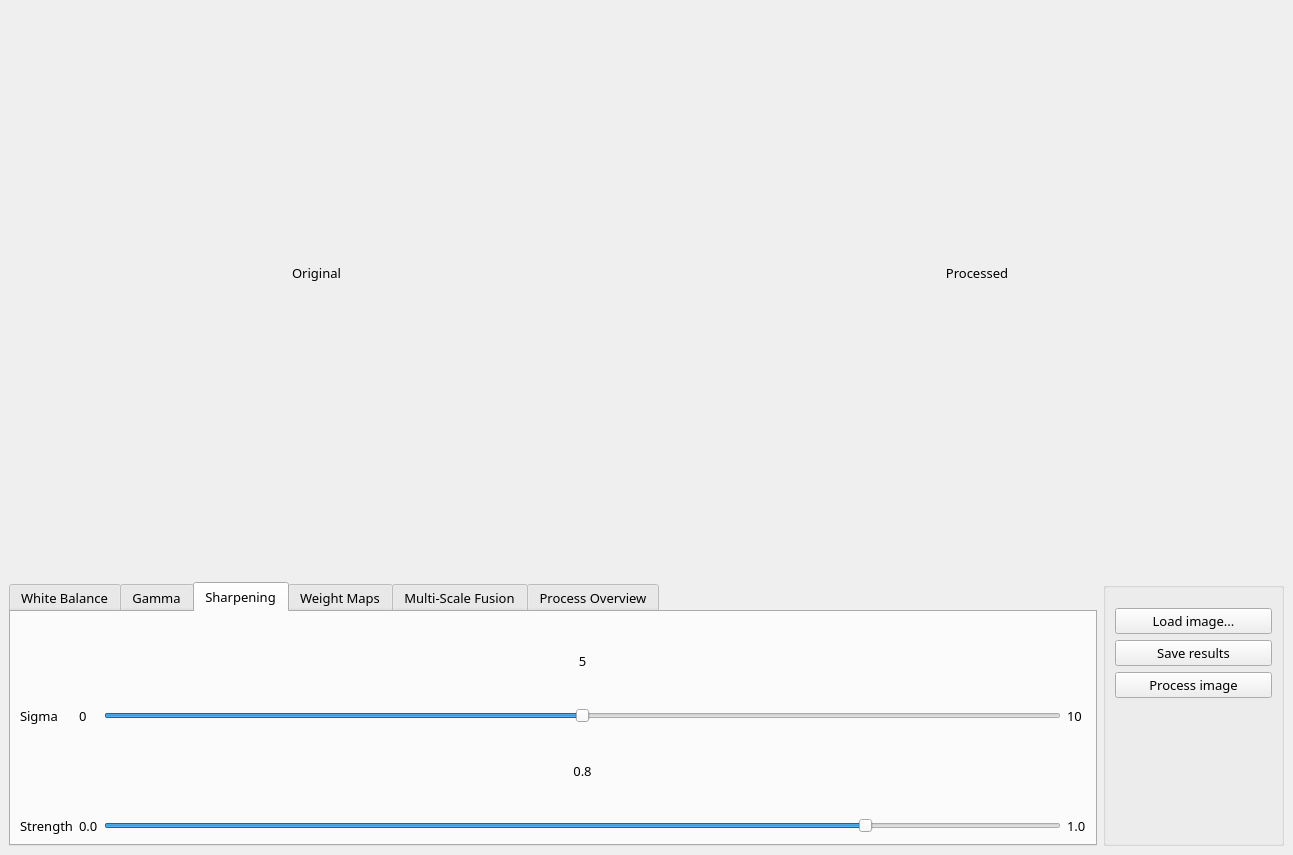
ajudge00/underwater_comparator, file image1.ui: the form before one commit.
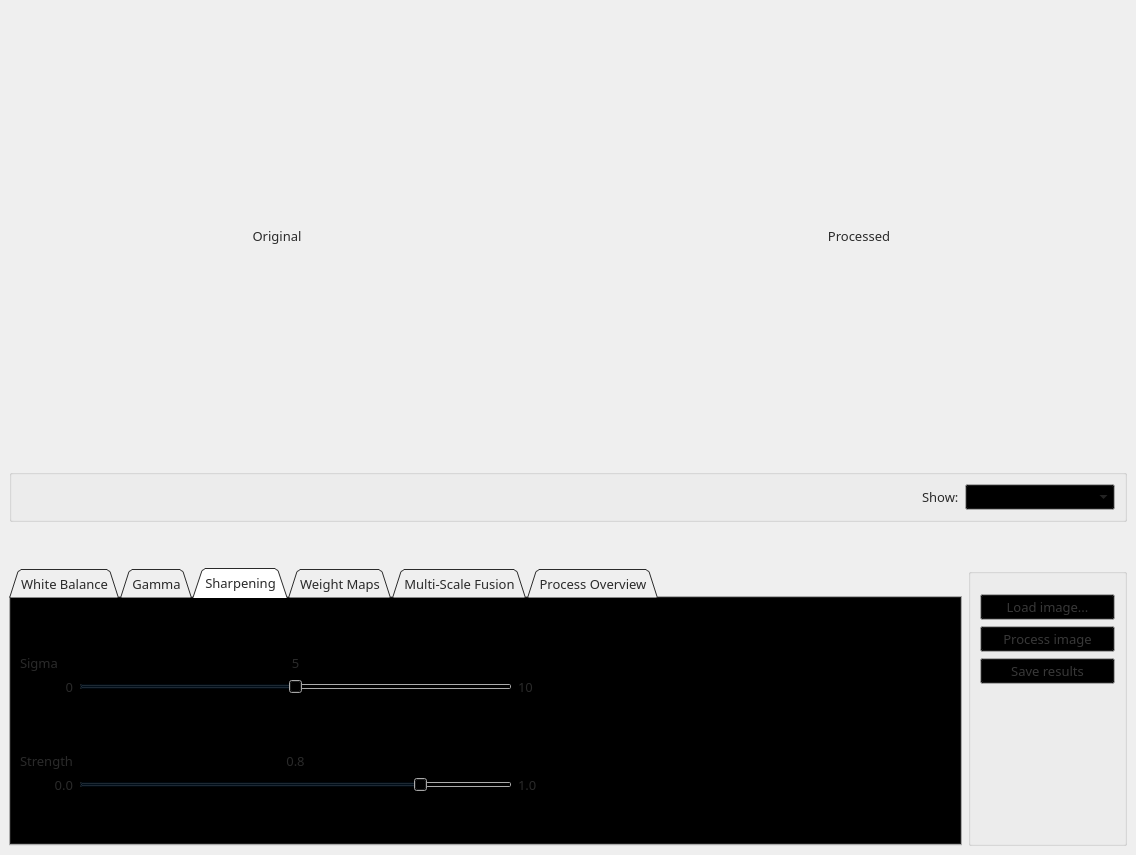
The form after the commit. The open tabs and pages were chosen to show the change.

The edit to the form file:
```diff
--- a/image1.ui
+++ b/image1.ui
@@ -6,7 +6,7 @@
    <rect>
     <x>0</x>
     <y>0</y>
-    <width>1293</width>
+    <width>1136</width>
     <height>855</height>
    </rect>
   </property>
@@ -14,29 +14,401 @@
    <string>MainWindow</string>
   </property>
   <widget class="QWidget" name="centralwidget">
+   <property name="palette">
+    <palette>
+     <active>
+      <colorrole role="WindowText">
+       <brush brushstyle="SolidPattern">
+        <color alpha="255">
+         <red>42</red>
+         <green>42</green>
+         <blue>42</blue>
+        </color>
+       </brush>
+      </colorrole>
+      <colorrole role="Button">
+       <brush brushstyle="SolidPattern">
+        <color alpha="255">
+         <red>0</red>
+         <green>0</green>
+         <blue>0</blue>
+        </color>
+       </brush>
+      </colorrole>
+      <colorrole role="Text">
+       <brush brushstyle="SolidPattern">
+        <color alpha="255">
+         <red>66</red>
+         <green>66</green>
+         <blue>66</blue>
+        </color>
+       </brush>
+      </colorrole>
+      <colorrole role="BrightText">
+       <brush brushstyle="SolidPattern">
+        <color alpha="255">
+         <red>35</red>
+         <green>35</green>
+         <blue>35</blue>
+        </color>
+       </brush>
+      </colorrole>
+      <colorrole role="ButtonText">
+       <brush brushstyle="SolidPattern">
+        <color alpha="255">
+         <red>56</red>
+         <green>56</green>
+         <blue>56</blue>
+        </color>
+       </brush>
+      </colorrole>
+      <colorrole role="Highlight">
+       <brush brushstyle="SolidPattern">
+        <color alpha="255">
+         <red>0</red>
+         <green>11</green>
+         <blue>21</blue>
+        </color>
+       </brush>
+      </colorrole>
+      <colorrole role="HighlightedText">
+       <brush brushstyle="SolidPattern">
+        <color alpha="255">
+         <red>43</red>
+         <green>43</green>
+         <blue>43</blue>
+        </color>
+       </brush>
+      </colorrole>
+      <colorrole role="Link">
+       <brush brushstyle="SolidPattern">
+        <color alpha="255">
+         <red>0</red>
+         <green>0</green>
+         <blue>45</blue>
+        </color>
+       </brush>
+      </colorrole>
+      <colorrole role="LinkVisited">
+       <brush brushstyle="SolidPattern">
+        <color alpha="255">
+         <red>56</red>
+         <green>0</green>
+         <blue>56</blue>
+        </color>
+       </brush>
+      </colorrole>
+      <colorrole role="AlternateBase">
+       <brush brushstyle="SolidPattern">
+        <color alpha="255">
+         <red>34</red>
+         <green>34</green>
+         <blue>34</blue>
+        </color>
+       </brush>
+      </colorrole>
+      <colorrole role="NoRole">
+       <brush brushstyle="SolidPattern">
+        <color alpha="255">
+         <red>59</red>
+         <green>59</green>
+         <blue>59</blue>
+        </color>
+       </brush>
+      </colorrole>
+      <colorrole role="ToolTipBase">
+       <brush brushstyle="SolidPattern">
+        <color alpha="255">
+         <red>49</red>
+         <green>49</green>
+         <blue>49</blue>
+        </color>
+       </brush>
+      </colorrole>
+      <colorrole role="ToolTipText">
+       <brush brushstyle="SolidPattern">
+        <color alpha="255">
+         <red>71</red>
+         <green>71</green>
+         <blue>71</blue>
+        </color>
+       </brush>
+      </colorrole>
+      <colorrole role="PlaceholderText">
+       <brush brushstyle="SolidPattern">
+        <color alpha="128">
+         <red>45</red>
+         <green>45</green>
+         <blue>45</blue>
+        </color>
+       </brush>
+      </colorrole>
+     </active>
+     <inactive>
+      <colorrole role="WindowText">
+       <brush brushstyle="SolidPattern">
+        <color alpha="255">
+         <red>42</red>
+         <green>42</green>
+         <blue>42</blue>
+        </color>
+       </brush>
+      </colorrole>
+      <colorrole role="Button">
+       <brush brushstyle="SolidPattern">
+        <color alpha="255">
+         <red>0</red>
+         <green>0</green>
+         <blue>0</blue>
+        </color>
+       </brush>
+      </colorrole>
+      <colorrole role="Text">
+       <brush brushstyle="SolidPattern">
+        <color alpha="255">
+         <red>66</red>
+         <green>66</green>
+         <blue>66</blue>
+        </color>
+       </brush>
+      </colorrole>
+      <colorrole role="BrightText">
+       <brush brushstyle="SolidPattern">
+        <color alpha="255">
+         <red>35</red>
+         <green>35</green>
+         <blue>35</blue>
+        </color>
+       </brush>
+      </colorrole>
+      <colorrole role="ButtonText">
+       <brush brushstyle="SolidPattern">
+        <color alpha="255">
+         <red>56</red>
+         <green>56</green>
+         <blue>56</blue>
+        </color>
+       </brush>
+      </colorrole>
+      <colorrole role="Highlight">
+       <brush brushstyle="SolidPattern">
+        <color alpha="255">
+         <red>0</red>
+         <green>11</green>
+         <blue>21</blue>
+        </color>
+       </brush>
+      </colorrole>
+      <colorrole role="HighlightedText">
+       <brush brushstyle="SolidPattern">
+        <color alpha="255">
+         <red>43</red>
+         <green>43</green>
+         <blue>43</blue>
+        </color>
+       </brush>
+      </colorrole>
+      <colorrole role="Link">
+       <brush brushstyle="SolidPattern">
+        <color alpha="255">
+         <red>0</red>
+         <green>0</green>
+         <blue>45</blue>
+        </color>
+       </brush>
+      </colorrole>
+      <colorrole role="LinkVisited">
+       <brush brushstyle="SolidPattern">
+        <color alpha="255">
+         <red>56</red>
+         <green>0</green>
+         <blue>56</blue>
+        </color>
+       </brush>
+      </colorrole>
+      <colorrole role="AlternateBase">
+       <brush brushstyle="SolidPattern">
+        <color alpha="255">
+         <red>34</red>
+         <green>34</green>
+         <blue>34</blue>
+        </color>
+       </brush>
+      </colorrole>
+      <colorrole role="NoRole">
+       <brush brushstyle="SolidPattern">
+        <color alpha="255">
+         <red>59</red>
+         <green>59</green>
+         <blue>59</blue>
+        </color>
+       </brush>
+      </colorrole>
+      <colorrole role="ToolTipBase">
+       <brush brushstyle="SolidPattern">
+        <color alpha="255">
+         <red>49</red>
+         <green>49</green>
+         <blue>49</blue>
+        </color>
+       </brush>
+      </colorrole>
+      <colorrole role="ToolTipText">
+       <brush brushstyle="SolidPattern">
+        <color alpha="255">
+         <red>71</red>
+         <green>71</green>
+         <blue>71</blue>
+        </color>
+       </brush>
+      </colorrole>
+      <colorrole role="PlaceholderText">
+       <brush brushstyle="SolidPattern">
+        <color alpha="128">
+         <red>45</red>
+         <green>45</green>
+         <blue>45</blue>
+        </color>
+       </brush>
+      </colorrole>
+     </inactive>
+     <disabled>
+      <colorrole role="WindowText">
+       <brush brushstyle="SolidPattern">
+        <color alpha="255">
+         <red>115</red>
+         <green>115</green>
+         <blue>115</blue>
+        </color>
+       </brush>
+      </colorrole>
+      <colorrole role="Button">
+       <brush brushstyle="SolidPattern">
+        <color alpha="255">
+         <red>0</red>
+         <green>0</green>
+         <blue>0</blue>
+        </color>
+       </brush>
+      </colorrole>
+      <colorrole role="Text">
+       <brush brushstyle="SolidPattern">
+        <color alpha="255">
+         <red>115</red>
+         <green>115</green>
+         <blue>115</blue>
+        </color>
+       </brush>
+      </colorrole>
+      <colorrole role="BrightText">
+       <brush brushstyle="SolidPattern">
+        <color alpha="255">
+         <red>35</red>
+         <green>35</green>
+         <blue>35</blue>
+        </color>
+       </brush>
+      </colorrole>
+      <colorrole role="ButtonText">
+       <brush brushstyle="SolidPattern">
+        <color alpha="255">
+         <red>115</red>
+         <green>115</green>
+         <blue>115</blue>
+        </color>
+       </brush>
+      </colorrole>
+      <colorrole role="Highlight">
+       <brush brushstyle="SolidPattern">
+        <color alpha="255">
+         <red>0</red>
+         <green>120</green>
+         <blue>215</blue>
+        </color>
+       </brush>
+      </colorrole>
+      <colorrole role="HighlightedText">
+       <brush brushstyle="SolidPattern">
+        <color alpha="255">
+         <red>43</red>
+         <green>43</green>
+         <blue>43</blue>
+        </color>
+       </brush>
+      </colorrole>
+      <colorrole role="Link">
+       <brush brushstyle="SolidPattern">
+        <color alpha="255">
+         <red>0</red>
+         <green>0</green>
+         <blue>45</blue>
+        </color>
+       </brush>
+      </colorrole>
+      <colorrole role="LinkVisited">
+       <brush brushstyle="SolidPattern">
+        <color alpha="255">
+         <red>56</red>
+         <green>0</green>
+         <blue>56</blue>
+        </color>
+       </brush>
+      </colorrole>
+      <colorrole role="AlternateBase">
+       <brush brushstyle="SolidPattern">
+        <color alpha="255">
+         <red>34</red>
+         <green>34</green>
+         <blue>34</blue>
+        </color>
+       </brush>
+      </colorrole>
+      <colorrole role="NoRole">
+       <brush brushstyle="SolidPattern">
+        <color alpha="255">
+         <red>59</red>
+         <green>59</green>
+         <blue>59</blue>
+        </color>
+       </brush>
+      </colorrole>
+      <colorrole role="ToolTipBase">
+       <brush brushstyle="SolidPattern">
+        <color alpha="255">
+         <red>49</red>
+         <green>49</green>
+         <blue>49</blue>
+        </color>
+       </brush>
+      </colorrole>
+      <colorrole role="ToolTipText">
+       <brush brushstyle="SolidPattern">
+        <color alpha="255">
+         <red>71</red>
+         <green>71</green>
+         <blue>71</blue>
+        </color>
+       </brush>
+      </colorrole>
+      <colorrole role="PlaceholderText">
+       <brush brushstyle="SolidPattern">
+        <color alpha="128">
+         <red>45</red>
+         <green>45</green>
+         <blue>45</blue>
+        </color>
+       </brush>
+      </colorrole>
+     </disabled>
+    </palette>
+   </property>
    <property name="font">
     <font>
      <family>Montserrat Medium</family>
      <pointsize>10</pointsize>
     </font>
    </property>
-   <layout class="QGridLayout" name="gridLayout" rowstretch="4,0,2">
-    <item row="1" column="0">
-     <spacer name="verticalSpacer">
-      <property name="orientation">
-       <enum>Qt::Vertical</enum>
-      </property>
-      <property name="sizeType">
-       <enum>QSizePolicy::Fixed</enum>
-      </property>
-      <property name="sizeHint" stdset="0">
-       <size>
-        <width>20</width>
-        <height>40</height>
-       </size>
-      </property>
-     </spacer>
-    </item>
+   <layout class="QGridLayout" name="gridLayout" rowstretch="4,0,0,0">
     <item row="0" column="0">
      <layout class="QHBoxLayout" name="horizontalLayout_5">
       <item>
@@ -89,7 +461,7 @@
       </item>
      </layout>
     </item>
-    <item row="2" column="0">
+    <item row="3" column="0">
      <layout class="QHBoxLayout" name="horizontalLayout" stretch="6,1">
       <item>
        <widget class="QTabWidget" name="tabWidget">
@@ -105,6 +477,12 @@
           <height>500</height>
          </size>
         </property>
+        <property name="tabPosition">
+         <enum>QTabWidget::North</enum>
+        </property>
+        <property name="tabShape">
+         <enum>QTabWidget::Triangular</enum>
+        </property>
         <property name="currentIndex">
          <number>0</number>
         </property>
@@ -343,9 +721,18 @@
          <attribute name="title">
           <string>Sharpening</string>
          </attribute>
-         <layout class="QGridLayout" name="gridLayout_5">
+         <layout class="QGridLayout" name="gridLayout_5" rowstretch="0,0,0,0,0,0,0" columnstretch="0,0,3,2,1">
+          <property name="verticalSpacing">
+           <number>0</number>
+          </property>
           <item row="2" column="2">
            <widget class="QSlider" name="slider_sigma">
+            <property name="sizePolicy">
+             <sizepolicy hsizetype="Expanding" vsizetype="Preferred">
+              <horstretch>0</horstretch>
+              <verstretch>0</verstretch>
+             </sizepolicy>
+            </property>
             <property name="maximum">
              <number>10</number>
             </property>
@@ -360,39 +747,31 @@
             </property>
            </widget>
           </item>
-          <item row="4" column="1">
-           <widget class="QLabel" name="label_13">
+          <item row="2" column="1">
+           <widget class="QLabel" name="label_12">
             <property name="text">
-             <string>0.0</string>
+             <string>0</string>
+            </property>
+            <property name="alignment">
+             <set>Qt::AlignRight|Qt::AlignTrailing|Qt::AlignVCenter</set>
             </property>
            </widget>
           </item>
-          <item row="4" column="3">
+          <item row="5" column="3">
            <widget class="QLabel" name="label_15">
             <property name="text">
              <string>1.0</string>
             </property>
            </widget>
           </item>
-          <item row="4" column="0">
-           <widget class="QLabel" name="label_11">
-            <property name="text">
-             <string>Strength</string>
-            </property>
-           </widget>
-          </item>
-          <item row="1" column="2">
-           <widget class="QLabel" name="label_sigma">
-            <property name="text">
-             <string>5</string>
-            </property>
-            <property name="alignment">
-             <set>Qt::AlignCenter</set>
-            </property>
-           </widget>
-          </item>
-          <item row="3" column="2">
+          <item row="4" column="2">
            <widget class="QLabel" name="label_strength">
+            <property name="minimumSize">
+             <size>
+              <width>0</width>
+              <height>30</height>
+             </size>
+            </property>
             <property name="text">
              <string>0.8</string>
             </property>
@@ -401,30 +780,25 @@
             </property>
            </widget>
           </item>
-          <item row="4" column="2">
-           <widget class="QSlider" name="slider_strength">
-            <property name="maximum">
-             <number>100</number>
+          <item row="1" column="2">
+           <widget class="QLabel" name="label_sigma">
+            <property name="sizePolicy">
+             <sizepolicy hsizetype="Preferred" vsizetype="Preferred">
+              <horstretch>100</horstretch>
+              <verstretch>0</verstretch>
+             </sizepolicy>
             </property>
-            <property name="value">
-             <number>80</number>
+            <property name="minimumSize">
+             <size>
+              <width>0</width>
+              <height>30</height>
+             </size>
             </property>
-            <property name="orientation">
-             <enum>Qt::Horizontal</enum>
-            </property>
-           </widget>
-          </item>
-          <item row="2" column="0">
-           <widget class="QLabel" name="label_10">
             <property name="text">
-             <string>Sigma</string>
+             <string>5</string>
             </property>
-           </widget>
-          </item>
-          <item row="2" column="1">
-           <widget class="QLabel" name="label_12">
-            <property name="text">
-             <string>0</string>
+            <property name="alignment">
+             <set>Qt::AlignCenter</set>
             </property>
            </widget>
           </item>
@@ -435,6 +809,107 @@
             </property>
            </widget>
           </item>
+          <item row="4" column="1">
+           <widget class="QLabel" name="label_11">
+            <property name="text">
+             <string>Strength</string>
+            </property>
+           </widget>
+          </item>
+          <item row="5" column="1">
+           <widget class="QLabel" name="label_13">
+            <property name="text">
+             <string>0.0</string>
+            </property>
+            <property name="alignment">
+             <set>Qt::AlignRight|Qt::AlignTrailing|Qt::AlignVCenter</set>
+            </property>
+           </widget>
+          </item>
+          <item row="1" column="1">
+           <widget class="QLabel" name="label_10">
+            <property name="text">
+             <string>Sigma</string>
+            </property>
+           </widget>
+          </item>
+          <item row="1" column="4">
+           <spacer name="horizontalSpacer_4">
+            <property name="orientation">
+             <enum>Qt::Horizontal</enum>
+            </property>
+            <property name="sizeType">
+             <enum>QSizePolicy::Expanding</enum>
+            </property>
+            <property name="sizeHint" stdset="0">
+             <size>
+              <width>40</width>
+              <height>20</height>
+             </size>
+            </property>
+           </spacer>
+          </item>
+          <item row="5" column="2">
+           <widget class="QSlider" name="slider_strength">
+            <property name="sizePolicy">
+             <sizepolicy hsizetype="Expanding" vsizetype="Preferred">
+              <horstretch>0</horstretch>
+              <verstretch>0</verstretch>
+             </sizepolicy>
+            </property>
+            <property name="maximum">
+             <number>100</number>
+            </property>
+            <property name="value">
+             <number>80</number>
+            </property>
+            <property name="orientation">
+             <enum>Qt::Horizontal</enum>
+            </property>
+           </widget>
+          </item>
+          <item row="3" column="2">
+           <spacer name="verticalSpacer_4">
+            <property name="orientation">
+             <enum>Qt::Vertical</enum>
+            </property>
+            <property name="sizeType">
+             <enum>QSizePolicy::MinimumExpanding</enum>
+            </property>
+            <property name="sizeHint" stdset="0">
+             <size>
+              <width>20</width>
+              <height>50</height>
+             </size>
+            </property>
+           </spacer>
+          </item>
+          <item row="0" column="2">
+           <spacer name="verticalSpacer_5">
+            <property name="orientation">
+             <enum>Qt::Vertical</enum>
+            </property>
+            <property name="sizeHint" stdset="0">
+             <size>
+              <width>20</width>
+              <height>40</height>
+             </size>
+            </property>
+           </spacer>
+          </item>
+          <item row="6" column="2">
+           <spacer name="verticalSpacer_6">
+            <property name="orientation">
+             <enum>Qt::Vertical</enum>
+            </property>
+            <property name="sizeHint" stdset="0">
+             <size>
+              <width>20</width>
+              <height>40</height>
+             </size>
+            </property>
+           </spacer>
+          </item>
          </layout>
         </widget>
         <widget class="QWidget" name="tab_4">
@@ -547,13 +1022,6 @@
            </property>
           </widget>
          </item>
-         <item>
-          <widget class="QPushButton" name="button_save">
-           <property name="text">
-            <string>Save results</string>
-           </property>
-          </widget>
-         </item>
          <item>
           <widget class="QPushButton" name="button_process">
            <property name="text">
@@ -561,6 +1029,13 @@
            </property>
           </widget>
          </item>
+         <item>
+          <widget class="QPushButton" name="button_save">
+           <property name="text">
+            <string>Save results</string>
+           </property>
+          </widget>
+         </item>
          <item>
           <spacer name="verticalSpacer_2">
            <property name="orientation">
@@ -579,6 +1054,73 @@
       </item>
      </layout>
     </item>
+    <item row="2" column="0">
+     <spacer name="verticalSpacer">
+      <property name="orientation">
+       <enum>Qt::Vertical</enum>
+      </property>
+      <property name="sizeType">
+       <enum>QSizePolicy::Fixed</enum>
+      </property>
+      <property name="sizeHint" stdset="0">
+       <size>
+        <width>20</width>
+        <height>40</height>
+       </size>
+      </property>
+     </spacer>
+    </item>
+    <item row="1" column="0">
+     <widget class="QGroupBox" name="groupBox_2">
+      <property name="title">
+       <string/>
+      </property>
+      <property name="flat">
+       <bool>true</bool>
+      </property>
+      <property name="checkable">
+       <bool>false</bool>
+      </property>
+      <layout class="QHBoxLayout" name="horizontalLayout_3">
+       <item>
+        <spacer name="horizontalSpacer_5">
+         <property name="orientation">
+          <enum>Qt::Horizontal</enum>
+         </property>
+         <property name="sizeHint" stdset="0">
+          <size>
+           <width>40</width>
+           <height>20</height>
+          </size>
+         </property>
+        </spacer>
+       </item>
+       <item>
+        <widget class="QLabel" name="label_17">
+         <property name="text">
+          <string>Show:</string>
+         </property>
+        </widget>
+       </item>
+       <item>
+        <widget class="QComboBox" name="combo_show_right">
+         <property name="minimumSize">
+          <size>
+           <width>150</width>
+           <height>0</height>
+          </size>
+         </property>
+         <property name="currentText">
+          <string/>
+         </property>
+         <property name="sizeAdjustPolicy">
+          <enum>QComboBox::AdjustToContentsOnFirstShow</enum>
+         </property>
+        </widget>
+       </item>
+      </layout>
+     </widget>
+    </item>
    </layout>
   </widget>
  </widget>
```
Left out of the diff: 280 changed lines with no effect on the pictures.
